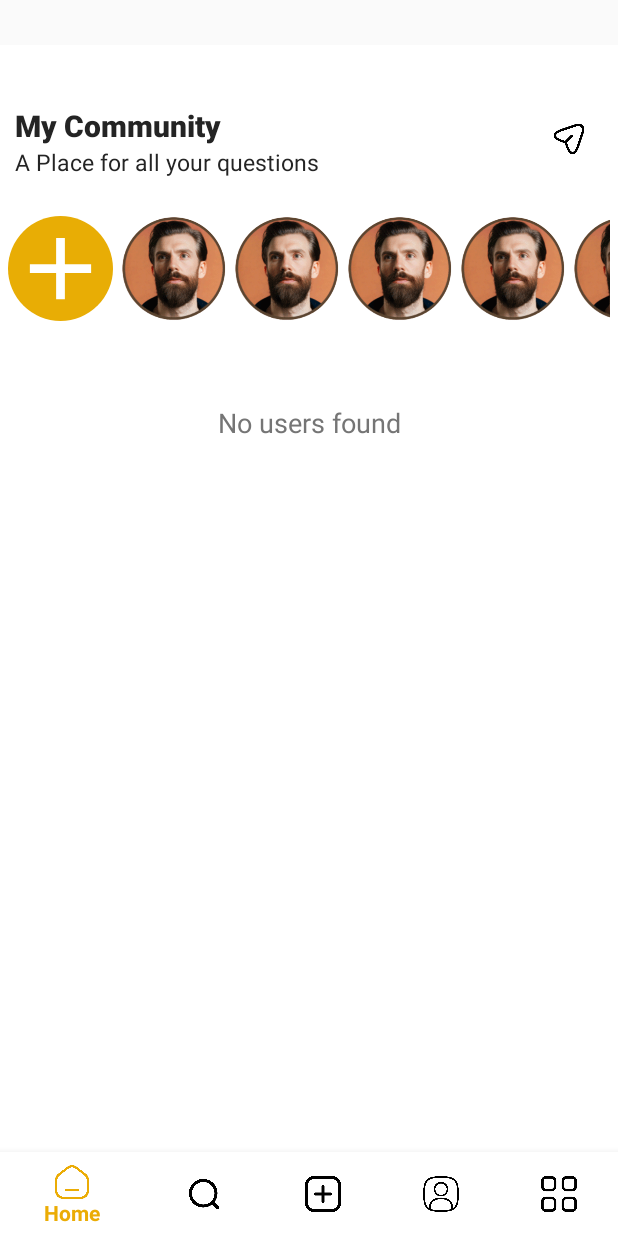
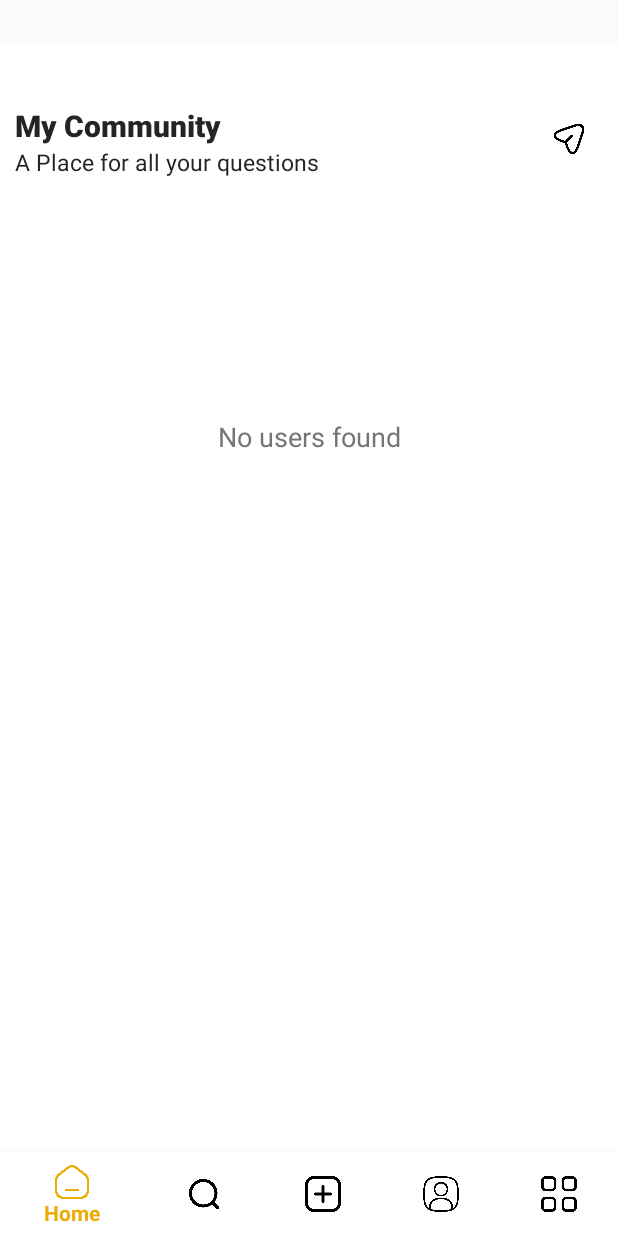
Before and after one commit to shaffinX/ConnectMe, an Android app: the screen it shows after launch once a user with an empty profile is signed in (Navigation), on a phone screen of 412 x 824 dp. Run offline under Robolectric (Android 15) with nearby library versions, the phone set to English and light mode, and no system bars; our stand-ins replace CircleImageView, Firebase (no records; nobody signed in at launch, a user with empty details on screens opened directly).

Commit message:
Post-Story-Without-DP

```diff
--- a/app/src/main/AndroidManifest.xml
+++ b/app/src/main/AndroidManifest.xml
@@ -21,6 +21,12 @@
         android:supportsRtl="true"
         android:theme="@style/Theme.ConnectMe"
         tools:targetApi="31">
+        <activity
+            android:name=".StoryViewerActivity"
+            android:exported="false" />
+        <activity
+            android:name=".StoryView"
+            android:exported="false" />
         <activity
             android:name=".Story"
             android:exported="false" />
--- a/app/src/main/java/com/shaffinimam/i212963/User.kt
+++ b/app/src/main/java/com/shaffinimam/i212963/User.kt
@@ -6,5 +6,6 @@ data class User(
     val email: String = "",
     val phone: String = "",
     val followers: String = "0",
-    val following: String = "0"
+    val following: String = "0",
+    var picture: String = ""
 )
--- a/app/src/main/res/layout/fragment_home.xml
+++ b/app/src/main/res/layout/fragment_home.xml
@@ -43,7 +43,6 @@
                     android:textSize="15sp"
                     android:fontFamily="sans-serif"
                     tools:ignore="HardcodedText" />
-
             </LinearLayout>
 
             <LinearLayout
@@ -63,70 +62,18 @@
             </LinearLayout>
         </LinearLayout>
 
-        <!-- Stories section -->
-        <HorizontalScrollView
+        <!-- Story Section -->
+        <androidx.recyclerview.widget.RecyclerView
+            android:id="@+id/recycler_view_stories"
             android:layout_width="match_parent"
-            android:layout_height="wrap_content"
+            android:layout_height="90dp"
             android:layout_marginTop="10dp"
-            android:padding="5dp"
-            tools:ignore="SpeakableTextPresentCheck">
-
-            <LinearLayout
-                android:layout_width="wrap_content"
-                android:layout_height="wrap_content"
-                android:orientation="horizontal">
-                <ImageView
-                    android:layout_width="70dp"
-                    android:layout_height="70dp"
-                    android:src="@drawable/baseline_add_24"
-                    android:layout_marginEnd="5dp"
-                    android:background="@drawable/home_symbol_addstory"
-                    tools:ignore="ContentDescription" />
-
-                <ImageView
-                    android:layout_width="70dp"
-                    android:layout_height="70dp"
-                    android:layout_marginEnd="5dp"
-                    android:src="@drawable/prf"
-                    tools:ignore="ContentDescription,RtlSymmetry" />
-                <ImageView
-                    android:layout_width="70dp"
-                    android:layout_height="70dp"
-                    android:layout_marginEnd="5dp"
-                    android:src="@drawable/prf"
-                    tools:ignore="ContentDescription,RtlSymmetry" />
-                <ImageView
-                    android:layout_width="70dp"
-                    android:layout_height="70dp"
-                    android:layout_marginEnd="5dp"
-                    android:src="@drawable/prf"
-                    tools:ignore="ContentDescription,RtlSymmetry" />
-                <ImageView
-                    android:layout_width="70dp"
-                    android:layout_height="70dp"
-                    android:layout_marginEnd="5dp"
-                    android:src="@drawable/prf"
-                    tools:ignore="ContentDescription,RtlSymmetry" />
-                <ImageView
-                    android:layout_width="70dp"
-                    android:layout_height="70dp"
-                    android:layout_marginEnd="5dp"
-                    android:src="@drawable/prf"
-                    tools:ignore="ContentDescription,RtlSymmetry" />
-                <ImageView
-                    android:layout_width="70dp"
-                    android:layout_height="70dp"
-                    android:layout_marginEnd="5dp"
-                    android:src="@drawable/prf"
-                    tools:ignore="ContentDescription,RtlSymmetry" />
-                <ImageView
-                    android:layout_width="70dp"
-                    android:layout_height="70dp"
-                    android:layout_marginEnd="5dp"
-                    android:src="@drawable/prf"
-                    tools:ignore="ContentDescription,RtlSymmetry" />
-            </LinearLayout>
-        </HorizontalScrollView>
+            android:paddingStart="10dp"
+            android:paddingEnd="10dp"
+            android:clipToPadding="false"
+            android:orientation="horizontal"
+            android:overScrollMode="never"
+            tools:listitem="@layout/item_story" />
 
         <!-- Empty view for when there are no posts -->
         <TextView
@@ -152,7 +99,6 @@
                 android:id="@+id/recycler_view_posts"
                 android:layout_width="match_parent"
                 android:layout_height="match_parent" />
-
         </androidx.swiperefreshlayout.widget.SwipeRefreshLayout>
     </LinearLayout>
 </FrameLayout>
--- a/app/src/main/res/values/colors.xml
+++ b/app/src/main/res/values/colors.xml
@@ -8,4 +8,5 @@
     <color name="lightGray">#E0E0E0</color>
     <color name="post_yellow">#E8AD05</color>
     <color name="gray_text">#888888</color>
+    <color name="story_border_color">#3897F0</color>
 </resources>
```
Also changed, not shown: app/src/main/java/com/shaffinimam/i212963/Home.kt (+120 -104 lines), app/src/main/java/com/shaffinimam/i212963/Stories.kt (added, +10 -0 lines), app/src/main/java/com/shaffinimam/i212963/StoryAdapter.kt (added, +73 -0 lines), app/src/main/java/com/shaffinimam/i212963/StoryViewerActivity.kt (added, +34 -0 lines), app/src/main/res/drawable/ic_profile.xml (added, +7 -0 lines), app/src/main/res/layout/activity_story_viewer.xml (added, +10 -0 lines), app/src/main/res/layout/item_story.xml (added, +15 -0 lines).
